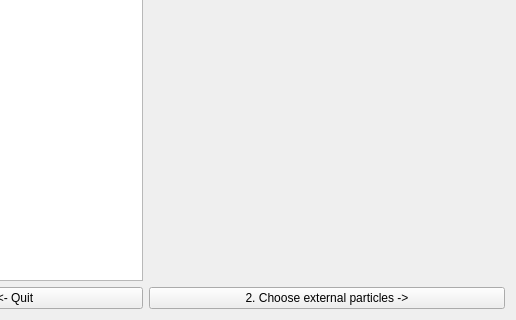
Before: the Qt Designer form femu/src/gui/step_1.ui in sklins/test, drawn with Qt 5; both pictures show x 124 to 640 and y 160 to 480 of the 640 by 480 pixel window.
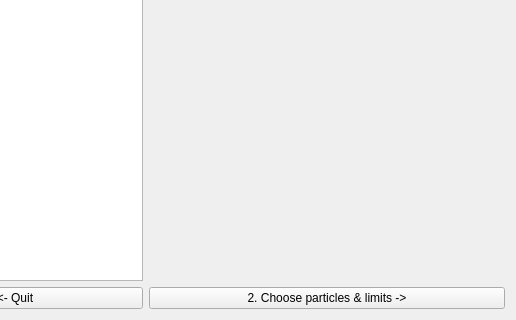
After: the same form once the commit is applied.

Patch:
```diff
--- a/femu/src/gui/step_1.ui
+++ b/femu/src/gui/step_1.ui
@@ -37,7 +37,7 @@
    <item row="1" column="1">
     <widget class="QPushButton" name="nextButton">
      <property name="text">
-      <string>2. Choose external particles -&gt;</string>
+      <string>2. Choose particles &amp;&amp; limits -&gt;</string>
      </property>
     </widget>
    </item>
```
Left out of the diff: 3 changed lines with no effect on the pictures.
